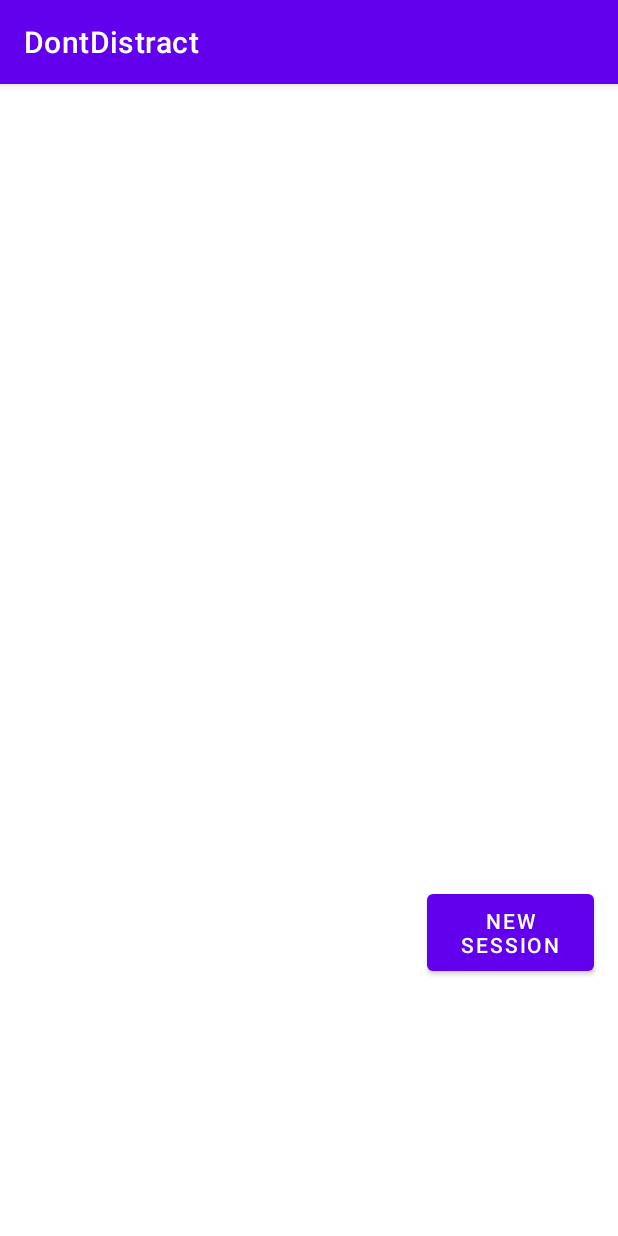
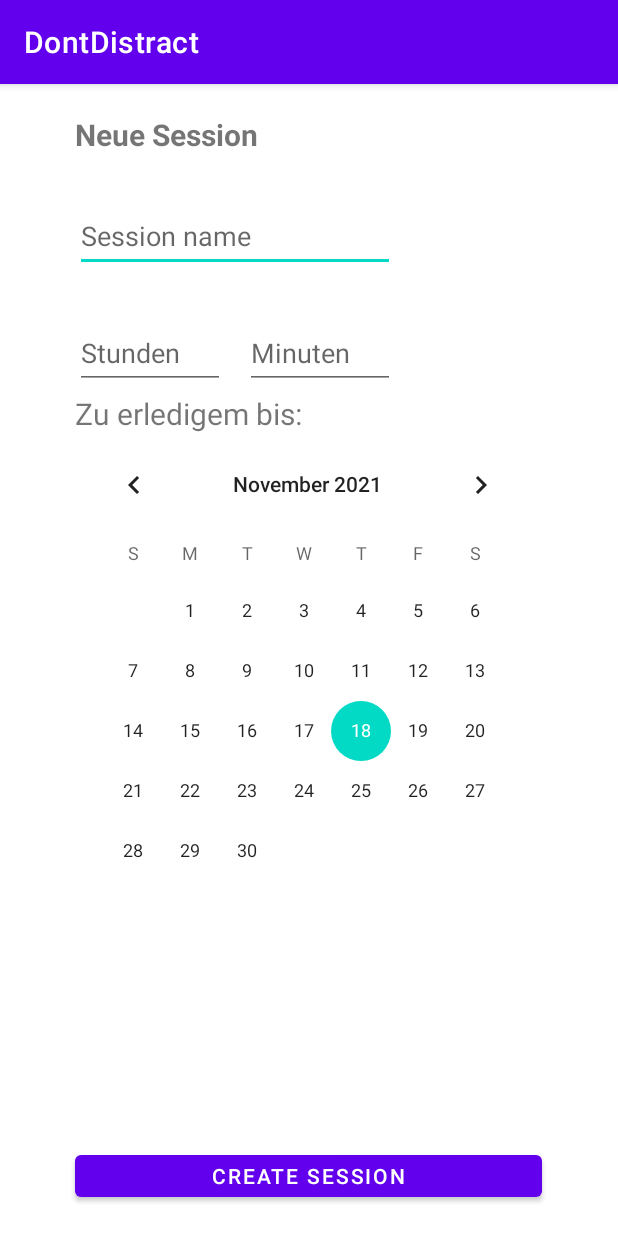
Before and after one commit to Rostin11/uek-dont-distract, an Android app: the screen it shows after launch (MainActivity before the commit, CreateSessionActivity after it), after a tap on "NEW SESSION", on a phone screen of 412 x 824 dp. Run offline under Robolectric (Android 15) with nearby library versions, the phone set to English and light mode, and no system bars; 8 statements that could not run were skipped.

Commit message:
Change Seconds and Minutes to Minutes and Hours.

```diff
--- a/app/src/main/AndroidManifest.xml
+++ b/app/src/main/AndroidManifest.xml
@@ -9,10 +9,14 @@
         android:roundIcon="@mipmap/ic_launcher_round"
         android:supportsRtl="true"
         android:theme="@style/Theme.DontDistract">
+        <activity
+            android:name=".CreateSessionActivity"
+            android:exported="false" />
+
         <service
             android:name=".service.HandleSessionsService"
             android:enabled="true"
-            android:exported="true"></service>
+            android:exported="true" />
 
         <activity
             android:name=".WorkSessionActivity"
--- /dev/null
+++ b/app/src/main/java/ch/ergon/rs/dontdistract/CreateSessionActivity.kt
@@ -0,0 +1,76 @@
+package ch.ergon.rs.dontdistract
+
+import android.content.ComponentName
+import android.content.Context
+import android.content.Intent
+import android.content.ServiceConnection
+import androidx.appcompat.app.AppCompatActivity
+import android.os.Bundle
+import android.os.IBinder
+import android.view.View
+import android.widget.CalendarView
+import android.widget.CalendarView.OnDateChangeListener
+import android.widget.EditText
+import android.widget.LinearLayout
+import ch.ergon.rs.dontdistract.model.SessionDate
+import ch.ergon.rs.dontdistract.model.WorkingSession
+import ch.ergon.rs.dontdistract.service.HandleSessionsService
+
+class CreateSessionActivity : AppCompatActivity() {
+    private var currentSelectedDate: SessionDate? = null
+
+    private lateinit var mService: HandleSessionsService
+    private var mBound: Boolean = false
+
+    override fun onCreate(savedInstanceState: Bundle?) {
+        super.onCreate(savedInstanceState)
+        setContentView(R.layout.activity_create_session)
+        var dateView = findViewById<CalendarView>(R.id.dateView)
+
+
+        dateView.setOnDateChangeListener(OnDateChangeListener { view, year, month, dayOfMonth ->
+            currentSelectedDate = SessionDate(year, month + 1, dayOfMonth)
+        })
+    }
+
+    fun createSession(view: View) {
+
+        var sessionNameView = findViewById<EditText>(R.id.sessionNameView)
+        var stundenView = findViewById<EditText>(R.id.stundenView)
+        var minutenView = findViewById<EditText>(R.id.minutenView)
+
+        val sessionName = sessionNameView.text
+        var minuten = stundenView.text.toString().toInt() * 60
+        minuten += minutenView.text.toString().toInt()
+
+        //if (minuten)
+
+
+        TODO("Schauen, dass die Felder nicht leer sind.")
+        //val sessionDate = SessionDate()
+//
+        //val workingSession = WorkingSession()
+//
+        //mService.saveNewSession()
+    }
+
+    private val connection = object : ServiceConnection {
+
+        override fun onServiceConnected(className: ComponentName, service: IBinder) {
+            val binder = service as HandleSessionsService.LocalBinder
+            mService = binder.getService()
+            mBound = true
+        }
+
+        override fun onServiceDisconnected(arg0: ComponentName) {
+            mBound = false
+        }
+    }
+
+    override fun onStart() {
+        super.onStart()
+        Intent(this, HandleSessionsService::class.java).also { intent ->
+            bindService(intent, connection, Context.BIND_AUTO_CREATE)
+        }
+    }
+}
--- a/app/src/main/java/ch/ergon/rs/dontdistract/MainActivity.kt
+++ b/app/src/main/java/ch/ergon/rs/dontdistract/MainActivity.kt
@@ -14,7 +14,6 @@ import android.widget.LinearLayout
 import ch.ergon.rs.dontdistract.model.SessionDate
 import ch.ergon.rs.dontdistract.model.WorkingSession
 import ch.ergon.rs.dontdistract.service.HandleSessionsService
-import java.time.LocalDate
 import java.util.*
 
 class MainActivity : AppCompatActivity() {
@@ -84,7 +83,7 @@ class MainActivity : AppCompatActivity() {
                     intent.putExtra(LIST_INDEX, i)
                     intent.putExtra(NAME, workingSession.name)
                     intent.putExtra(END_DATE, workingSession.endDate)
-                    intent.putExtra(REMAINING_SECONDS, workingSession.remainingSeconds)
+                    intent.putExtra(REMAINING_SECONDS, workingSession.remainingMinutes)
                     startActivity(intent)
                 }
             })
@@ -100,6 +99,7 @@ class MainActivity : AppCompatActivity() {
     }
 
     fun addWorkingSession(view: View) {
-
+        var intent = Intent(this@MainActivity, CreateSessionActivity::class.java)
+        startActivity(intent)
     }
 }
--- a/app/src/main/java/ch/ergon/rs/dontdistract/WorkSessionActivity.kt
+++ b/app/src/main/java/ch/ergon/rs/dontdistract/WorkSessionActivity.kt
@@ -7,15 +7,13 @@ import android.view.View
 import android.widget.Button
 import android.widget.TextView
 import ch.ergon.rs.dontdistract.model.SessionDate
-import java.time.LocalDate
-import java.util.*
 
 class WorkSessionActivity : AppCompatActivity() {
     lateinit var countDownText: TextView;
     lateinit var countDownButton: Button;
 
     lateinit var countDownTimer: CountDownTimer
-    var milliSecondsLeft = 70000
+    var milliSecondsLeft = 60000
     var timerRunning: Boolean = false
 
     override fun onCreate(savedInstanceState: Bundle?) {
@@ -24,10 +22,10 @@ class WorkSessionActivity : AppCompatActivity() {
 
         val listIndex = intent.extras?.get(MainActivity.LIST_INDEX).toString().toInt()
         val sessionName = intent.extras?.get(MainActivity.NAME).toString()
-        val remainingSeconds = intent.extras?.get(MainActivity.REMAINING_SECONDS).toString().toInt()
+        val remainingMinutes = intent.extras?.get(MainActivity.REMAINING_SECONDS).toString().toInt()
         val endDate = intent.extras?.get(MainActivity.END_DATE) as SessionDate
 
-        milliSecondsLeft = remainingSeconds * 1000
+        milliSecondsLeft = remainingMinutes * 60000
 
         countDownText = findViewById(R.id.countDownTextView)
         countDownButton = findViewById(R.id.countDownButton)
@@ -43,7 +41,7 @@ class WorkSessionActivity : AppCompatActivity() {
     }
 
     fun startTimer() {
-        countDownTimer = object : CountDownTimer((milliSecondsLeft).toLong(), 1000) {
+        countDownTimer = object : CountDownTimer((milliSecondsLeft).toLong(), 60000) {
             override fun onTick(millisUntilFinished: Long) {
                 milliSecondsLeft = millisUntilFinished.toInt()
                 updateTimer()
@@ -66,15 +64,15 @@ class WorkSessionActivity : AppCompatActivity() {
     }
 
     fun updateTimer() {
-        val minutes: Int = milliSecondsLeft / 60000
-        val seconds: Int = (milliSecondsLeft % 60000) / 1000
+        val hours: Int = milliSecondsLeft / 3600000
+        val minutes: Int = (milliSecondsLeft % 3600000) / 60000
 
         val timeLeftText: String
 
-        if (seconds < 10) {
-            timeLeftText = "$minutes:0$seconds"
+        if (minutes < 10) {
+            timeLeftText = "$hours:0$minutes"
         } else {
-            timeLeftText = "$minutes:$seconds"
+            timeLeftText = "$hours:$minutes"
         }
 
         countDownText.setText(timeLeftText)
--- a/app/src/main/java/ch/ergon/rs/dontdistract/model/WorkingSession.kt
+++ b/app/src/main/java/ch/ergon/rs/dontdistract/model/WorkingSession.kt
@@ -3,6 +3,6 @@ package ch.ergon.rs.dontdistract.model
 import kotlinx.serialization.Serializable
 
 @Serializable
-class WorkingSession(val remainingSeconds: Int, val endDate: SessionDate, val name: String) {
+class WorkingSession(val remainingMinutes: Int, val endDate: SessionDate, val name: String) {
 
 }
--- a/app/src/main/java/ch/ergon/rs/dontdistract/service/HandleSessionsService.kt
+++ b/app/src/main/java/ch/ergon/rs/dontdistract/service/HandleSessionsService.kt
@@ -25,6 +25,7 @@ class HandleSessionsService : Service() {
 
     fun getSavedSessions(): List<WorkingSession> {
         val sharedPreferences = getSharedPreferences("dontDistract", Context.MODE_PRIVATE)
+
         val workingSessionsAsString = sharedPreferences.getString("WORKING_SESSIONS", "[]")
 
         if (workingSessionsAsString != null) {
--- /dev/null
+++ b/app/src/main/res/layout/activity_create_session.xml
@@ -0,0 +1,87 @@
+<?xml version="1.0" encoding="utf-8"?>
+<androidx.constraintlayout.widget.ConstraintLayout xmlns:android="http://schemas.android.com/apk/res/android"
+    xmlns:app="http://schemas.android.com/apk/res-auto"
+    xmlns:tools="http://schemas.android.com/tools"
+    android:layout_width="match_parent"
+    android:layout_height="match_parent"
+    tools:context=".CreateSessionActivity">
+
+    <TextView
+        android:id="@+id/textView"
+        android:layout_width="wrap_content"
+        android:layout_height="wrap_content"
+        android:layout_marginStart="50dp"
+        android:layout_marginTop="20dp"
+        android:text="Neue Session"
+        android:textSize="20sp"
+        android:textStyle="bold"
+        app:layout_constraintStart_toStartOf="parent"
+        app:layout_constraintTop_toTopOf="parent" />
+
+    <EditText
+        android:id="@+id/sessionNameView"
+        android:layout_width="wrap_content"
+        android:layout_height="wrap_content"
+        android:layout_marginStart="50dp"
+        android:layout_marginTop="30dp"
+        android:ems="10"
+        android:hint="Session name"
+        android:inputType="textPersonName"
+        android:minHeight="48dp"
+        app:layout_constraintStart_toStartOf="parent"
+        app:layout_constraintTop_toBottomOf="@+id/textView" />
+
+    <Button
+        android:id="@+id/createSessionButton"
+        android:layout_width="311dp"
+        android:layout_height="40dp"
+        android:layout_marginStart="50dp"
+        android:layout_marginBottom="20dp"
+        android:onClick="createSession"
+        android:text="Create Session"
+        app:layout_constraintBottom_toBottomOf="parent"
+        app:layout_constraintStart_toStartOf="parent" />
+
+    <EditText
+        android:id="@+id/stundenView"
+        android:layout_width="100dp"
+        android:layout_height="48dp"
+        android:layout_marginStart="50dp"
+        android:layout_marginTop="30dp"
+        android:ems="10"
+        android:hint="Stunden"
+        android:inputType="numberSigned"
+        app:layout_constraintStart_toStartOf="parent"
+        app:layout_constraintTop_toBottomOf="@+id/sessionNameView" />
+
+    <EditText
+        android:id="@+id/minutenView"
+        android:layout_width="100dp"
+        android:layout_height="48dp"
+        android:layout_marginStart="13dp"
+        android:layout_marginTop="30dp"
+        android:ems="10"
+        android:hint="Minuten"
+        android:inputType="numberSigned"
+        app:layout_constraintStart_toEndOf="@+id/stundenView"
+        app:layout_constraintTop_toBottomOf="@+id/sessionNameView" />
+
+    <CalendarView
+        android:id="@+id/dateView"
+        android:layout_width="310dp"
+        android:layout_height="333dp"
+        android:layout_marginStart="50dp"
+        android:layout_marginTop="30dp"
+        app:layout_constraintStart_toStartOf="parent"
+        app:layout_constraintTop_toBottomOf="@+id/minutenView" />
+
+    <TextView
+        android:id="@+id/textView2"
+        android:layout_width="wrap_content"
+        android:layout_height="wrap_content"
+        android:layout_marginStart="50dp"
+        android:text="Zu erledigem bis:"
+        android:textSize="20sp"
+        app:layout_constraintBottom_toTopOf="@+id/dateView"
+        app:layout_constraintStart_toStartOf="parent" />
+</androidx.constraintlayout.widget.ConstraintLayout>
--- a/app/src/main/res/layout/activity_main.xml
+++ b/app/src/main/res/layout/activity_main.xml
@@ -10,12 +10,12 @@
         android:id="@+id/button"
         android:layout_width="111dp"
         android:layout_height="63dp"
-        android:layout_marginTop="16dp"
         android:layout_marginEnd="16dp"
+        android:layout_marginBottom="16dp"
         android:onClick="addWorkingSession"
         android:text="New Session"
-        app:layout_constraintEnd_toEndOf="parent"
-        app:layout_constraintTop_toBottomOf="@+id/sessionsOverview" />
+        app:layout_constraintBottom_toBottomOf="parent"
+        app:layout_constraintEnd_toEndOf="parent" />
 
     <LinearLayout
         android:id="@+id/sessionsOverview"
```
